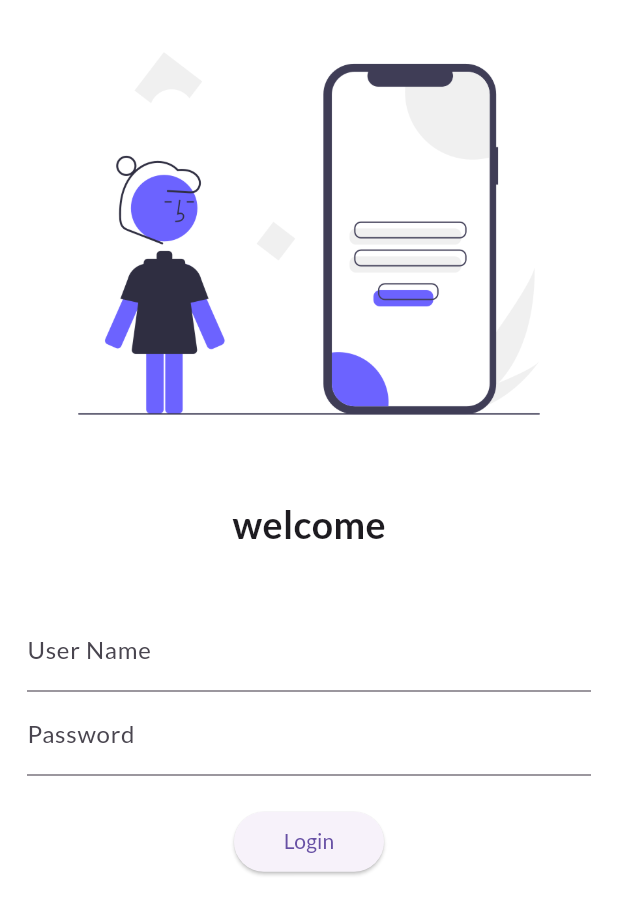
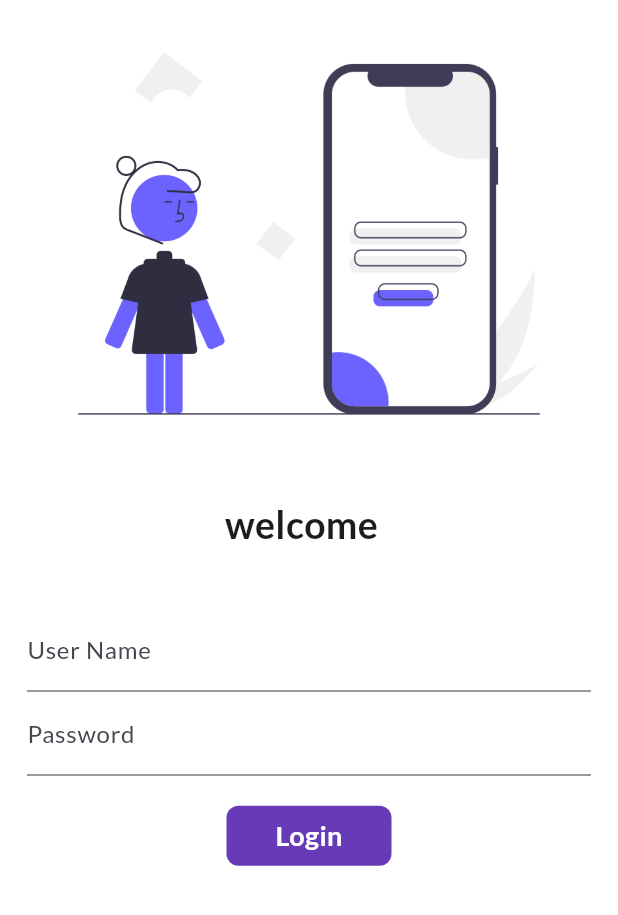
Before and after one commit to Bablu12072001/flutter_app, a Flutter app: the screen it shows after launch, on a phone screen of 412 x 824 dp. Shown: the top 915 px of the screen. Run offline on Flutter 3.47's test engine with Material 3 defaults, Android fonts, the phone set to English and light mode, and no system bars; our stand-ins replace google_fonts.

Commit message:
Statefulll and animated container ,future deley are done

```diff
--- a/lib/pages/login_page.dart
+++ b/lib/pages/login_page.dart
@@ -1,9 +1,16 @@
 import 'package:flutter/material.dart';
 import 'package:flutter_firstapp/utils/router.dart';
 
-class LoginPage extends StatelessWidget {
+class LoginPage extends StatefulWidget {
   const LoginPage({super.key});
 
+  @override
+  State<LoginPage> createState() => _LoginPageState();
+}
+
+class _LoginPageState extends State<LoginPage> {
+  String name = " ";
+  bool changeButton = false;
   @override
   Widget build(BuildContext context) {
     return Material(
@@ -20,7 +27,7 @@ class LoginPage extends StatelessWidget {
               height: 20,
             ),
             Text(
-              "welcome",
+              "welcome $name",
               style: TextStyle(fontSize: 25, fontWeight: FontWeight.bold),
             ),
             SizedBox(
@@ -33,6 +40,10 @@ class LoginPage extends StatelessWidget {
                   TextFormField(
                     decoration: InputDecoration(
                         hintText: "Enter user name ", labelText: "User Name"),
+                    onChanged: (value) {
+                      name = value;
+                      setState(() {});
+                    },
                   ),
                   TextFormField(
                     obscureText: true,
@@ -43,13 +54,43 @@ class LoginPage extends StatelessWidget {
                   SizedBox(
                     height: 20,
                   ),
-                  ElevatedButton(
-                    child: Text("Login"),
-                    style: TextButton.styleFrom(minimumSize: Size(100, 40)),
-                    onPressed: () {
+                  InkWell(
+                    onTap: () async {
+                      setState(() {
+                        changeButton = true;
+                      });
+                      await Future.delayed(Duration(seconds: 1));
                       Navigator.pushNamed(context, myRoutes.homeRoute);
                     },
-                  )
+                    child: AnimatedContainer(
+                      duration: Duration(seconds: 1),
+                      width: changeButton ? 50 : 110,
+                      height: 40,
+                      alignment: Alignment.center,
+                      child: changeButton
+                          ? Icon(
+                              Icons.done,
+                              color: Colors.white,
+                            )
+                          : Text("Login",
+                              style: TextStyle(
+                                  color: Colors.white,
+                                  fontWeight: FontWeight.bold,
+                                  fontSize: 18)),
+                      decoration: BoxDecoration(
+                          color: Colors.deepPurple,
+                          borderRadius:
+                              BorderRadius.circular(changeButton ? 25 : 8)),
+                    ),
+                  ),
+
+                  // ElevatedButton(
+                  //   child: Text("Login"),
+                  //   style: TextButton.styleFrom(minimumSize: Size(100, 40)),
+                  //   onPressed: () {
+                  //     Navigator.pushNamed(context, myRoutes.homeRoute);
+                  //   },
+                  // )
                 ],
               ),
             )
```
